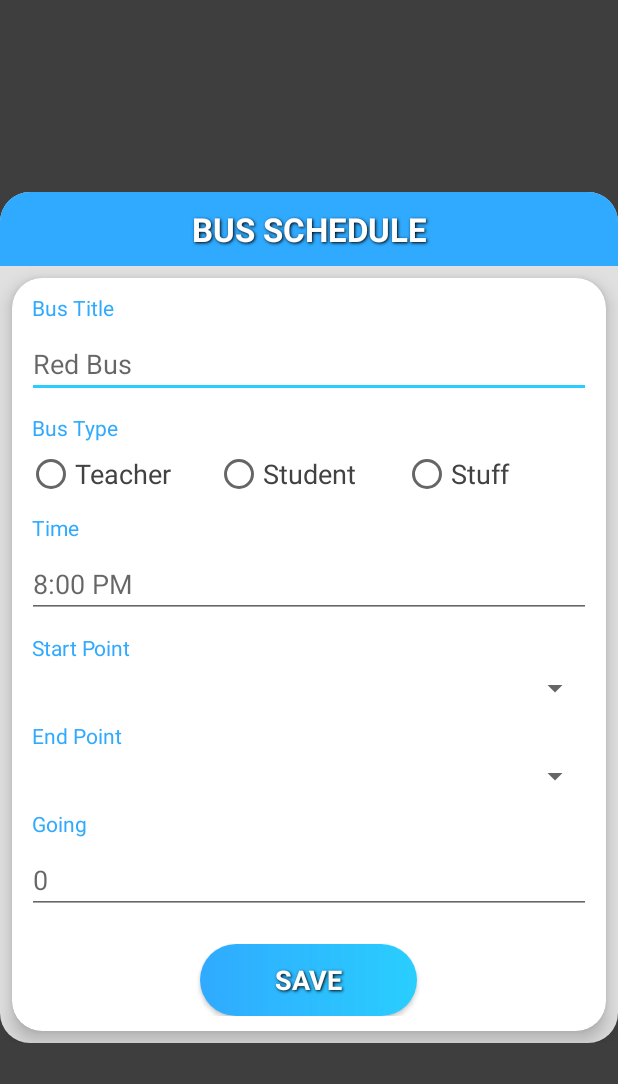
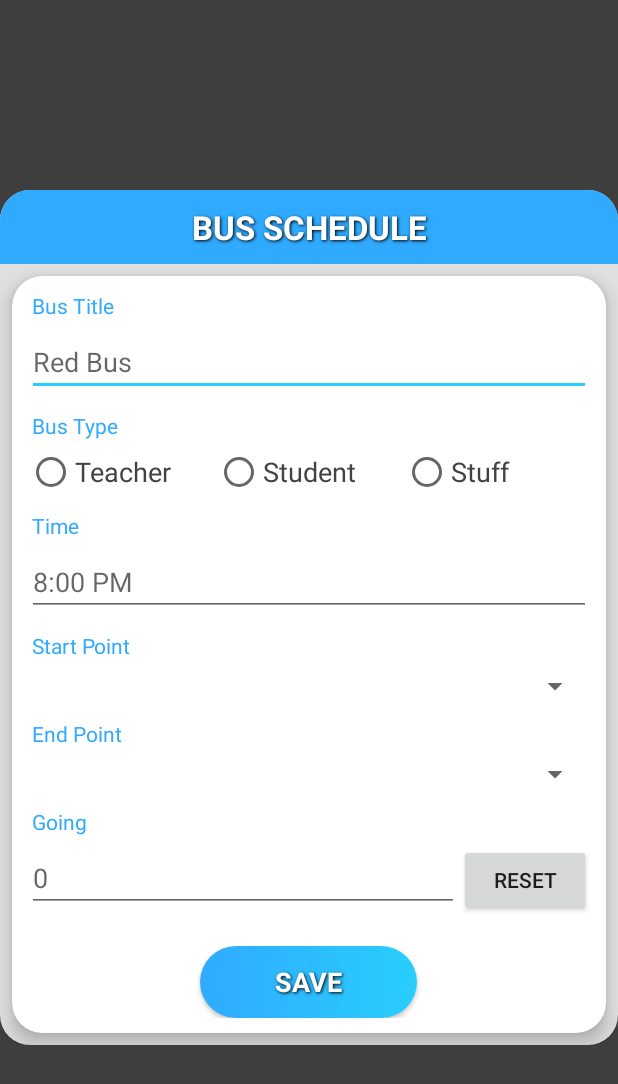
Before and after one commit to shhridoy/NSTUTransportManagement, an Android app: the layout bus_schedule_input_popup_window.xml on its own in the app's theme, with its tools: preview values and no code run, on a phone screen of 412 x 824 dp. Shown: the top 1084 px of the screen. Run offline under Robolectric (Android 15) with nearby library versions, the phone set to English and light mode, and no system bars.

Commit message:
timing scheduel

```diff
--- a/app/src/main/java/com/shhridoy/nstutransportmanagement/MainActivity.java
+++ b/app/src/main/java/com/shhridoy/nstutransportmanagement/MainActivity.java
@@ -134,6 +134,11 @@ public class MainActivity extends AppCompatActivity {
             addScheduleFab.show();
         } else {
             addScheduleFab.hide();
+        }
+
+        if (!AppPreferences.getPreferenceVotedEmail(this).equalsIgnoreCase(AppPreferences.getPreferenceEmail(this))) {
+            AppPreferences.setPreferenceVotedKeyFromCampus(this, AppPreferences.DEFAULT);
+            AppPreferences.setPreferenceVotedKeyToCampus(this, AppPreferences.DEFAULT);
         }
 
         getUserDesignationData();
--- a/app/src/main/res/layout/bus_schedule_input_popup_window.xml
+++ b/app/src/main/res/layout/bus_schedule_input_popup_window.xml
@@ -288,10 +288,29 @@
                             android:paddingEnd="0dp"
                             android:paddingRight="0dp"/>
 
+                        <RelativeLayout
+                            android:layout_width="match_parent"
+                            android:layout_height="wrap_content"
+                            android:layout_marginTop="5dp">
+
+                            <Button
+                                android:visibility="visible"
+                                android:id="@+id/resetBtn"
+                                android:layout_width="wrap_content"
+                                android:layout_height="wrap_content"
+                                android:text="reset"
+                                android:textAllCaps="true"
+                                android:layout_alignParentEnd="true"
+                                android:layout_alignParentRight="true"/>
+
                             <EditText
                                 android:id="@+id/busScheduleGoingET"
                                 android:layout_width="match_parent"
                                 android:layout_height="wrap_content"
+                                android:layout_alignParentLeft="true"
+                                android:layout_alignParentStart="true"
+                                android:layout_toStartOf="@id/resetBtn"
+                                android:layout_toLeftOf="@id/resetBtn"
                                 android:hint="0"
                                 android:editable="false"
                                 android:singleLine="true"
@@ -301,8 +320,9 @@
                                 android:layout_gravity="start"
                                 android:textAppearance="?android:attr/textAppearanceMedium"
                                 android:textColor="@android:color/black"
-                            android:textStyle="normal"
-                            android:layout_marginTop="5dp"/>
+                                android:textStyle="normal" />
+
+                        </RelativeLayout>
 
 
                         <Button
```
Also changed, not shown: app/src/main/java/com/shhridoy/nstutransportmanagement/myUtilities/AppPreferences.java (+5 -5 lines), app/src/main/java/com/shhridoy/nstutransportmanagement/myViews/RecyclerViewAdapter.java (+60 -5 lines). Lines whose indentation alone changed are shown as unchanged.
